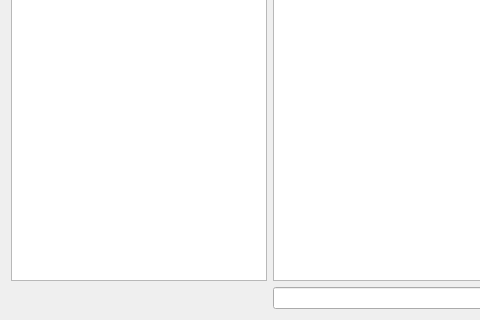
The window that src/forms/mainwindow.ui (AbduAmeen/Linux_Shortcut_Creator) describes before a commit, drawn with Qt 5; both pictures show x 0 to 480 and y 311 to 631 of the 976 by 631 pixel window.
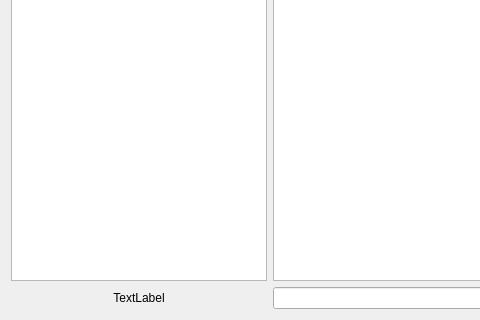
The same window after the commit.

```diff
--- a/src/forms/mainwindow.ui
+++ b/src/forms/mainwindow.ui
@@ -77,6 +77,16 @@
       </property>
      </widget>
     </item>
+    <item row="6" column="0">
+     <widget class="QLabel" name="PortLabel">
+      <property name="text">
+       <string>TextLabel</string>
+      </property>
+      <property name="alignment">
+       <set>Qt::AlignCenter</set>
+      </property>
+     </widget>
+    </item>
    </layout>
   </widget>
  </widget>
```
